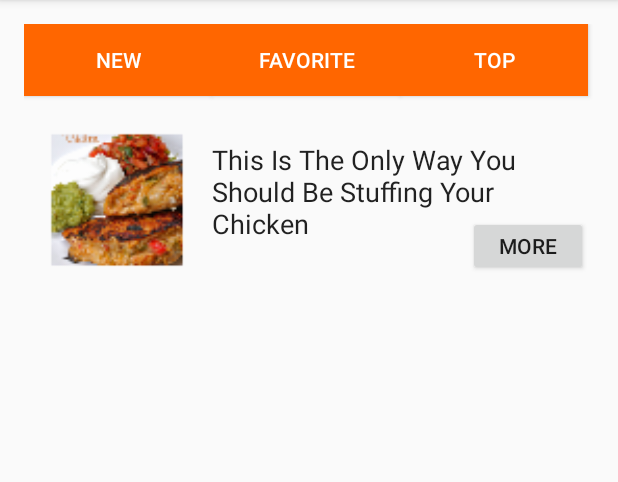
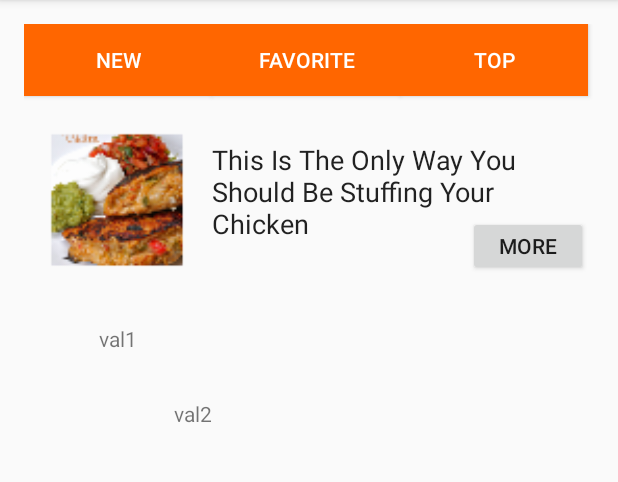
Before and after one commit to MarAvFe/TastyTEC, an Android app: the screen it shows after launch (MainActivity), on a phone screen of 412 x 824 dp, the part 84-566 px from its top. Run offline under Robolectric (Android 15) with nearby library versions, the phone set to English and light mode, and no system bars; libraries missing offline, so code that uses them is left out: org.springframework.http, org.springframework.web.

```diff
--- a/app/src/main/res/layout/activity_main.xml
+++ b/app/src/main/res/layout/activity_main.xml
@@ -23,4 +23,7 @@
         app:menu="@menu/activity_main_drawer" />
 
 
+
+
+
 </android.support.v4.widget.DrawerLayout>
--- a/app/src/main/res/layout/content_main.xml
+++ b/app/src/main/res/layout/content_main.xml
@@ -78,4 +78,23 @@
         android:layout_alignBottom="@+id/textView1"
         android:layout_alignEnd="@+id/textView1"
         android:clickable="true" />
+
+    <TextView
+        android:id="@+id/val1"
+        android:text="@string/val1"
+        android:layout_width="wrap_content"
+        android:layout_height="wrap_content"
+        android:layout_alignParentTop="true"
+        android:layout_marginTop="200dp"
+        android:layout_marginLeft="50dp" />
+
+    <TextView
+        android:id="@+id/val2"
+        android:text="@string/val2"
+        android:layout_width="wrap_content"
+        android:layout_height="wrap_content"
+        android:layout_alignLeft="@+id/val1"
+        android:layout_marginTop="250dp"
+        android:layout_marginLeft="50dp" />
+
 </RelativeLayout>
--- a/app/src/main/res/values/strings.xml
+++ b/app/src/main/res/values/strings.xml
@@ -28,6 +28,8 @@
                                 1 teaspoon Kosher salt \n
                                 1 teaspoon freshly ground black pepper \n
                                 4 ounces cream cheese \n</string>
-
-
+    <string name="id_label">id_label</string>
+    <string name="content_label">content_label</string>
+    <string name="val2">val2</string>
+    <string name="val1">val1</string>
 </resources>
```
Also changed, not shown: app/src/main/java/com/example/josti/tasty/MainActivity.java (+55 -0 lines), app/src/main/java/com/example/josti/tasty/wsConsume.java (added, +21 -0 lines).
